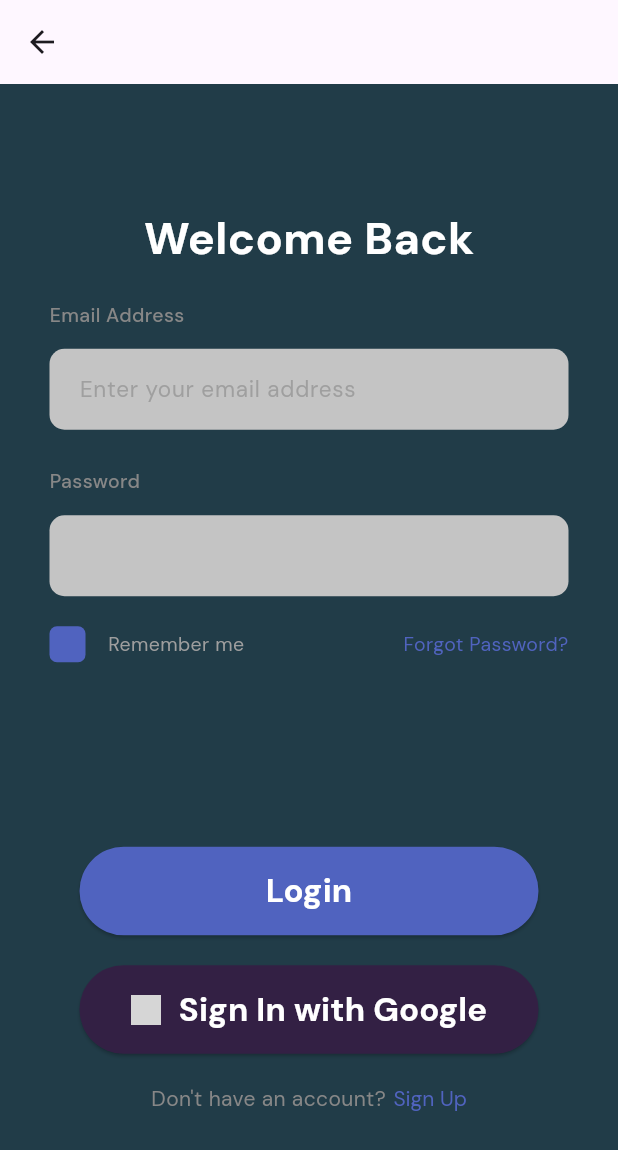
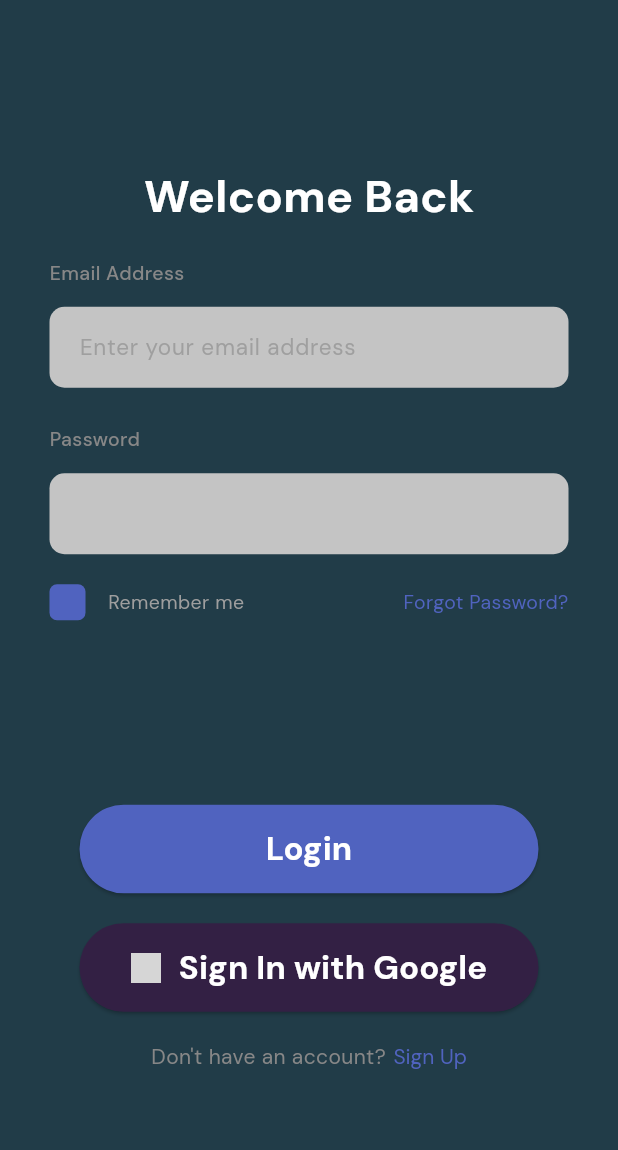
Before and after one commit to Maisho20/Dompet-digital, a Flutter app: the screen it shows after launch, after a tap on "Go to Login Page", on a phone screen of 412 x 824 dp. Shown: the top 1150 px of the screen. Run offline on Flutter 3.47's test engine with Material 3 defaults, Android fonts, the phone set to English and light mode, and no system bars; our stand-ins replace google_fonts; network calls fail; grey boxes are pictures that could not be loaded.

Commit message:
Tanpa App Bar

```diff
--- a/lib/pages/login.dart
+++ b/lib/pages/login.dart
@@ -19,15 +19,15 @@ class LoginPage extends StatelessWidget {
       //     child: const Text('Go to Second Page'),
       //   ),
       // ),
-      appBar: AppBar(
-        elevation: 0,
-        leading: IconButton(
-          icon: Icon(Icons.arrow_back),
-          onPressed: () {
-            Navigator.pop(context);
-          },
-        ),
-      ),
+      // appBar: AppBar(
+      //   elevation: 0,
+      //   leading: IconButton(
+      //     icon: Icon(Icons.arrow_back),
+      //     onPressed: () {
+      //       Navigator.pop(context);
+      //     },
+      //   ),
+      // ),
       backgroundColor: Color(0xFF213C48),
       body: Center(
         child: Container(
```
Also changed, not shown: pubspec.lock.
